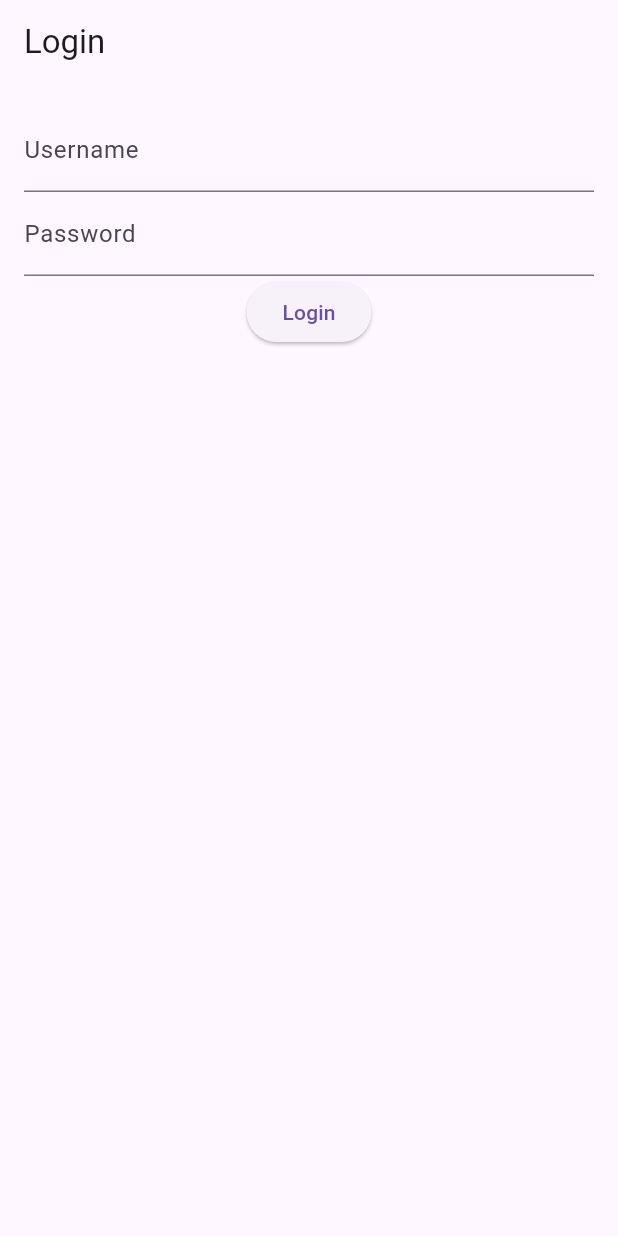
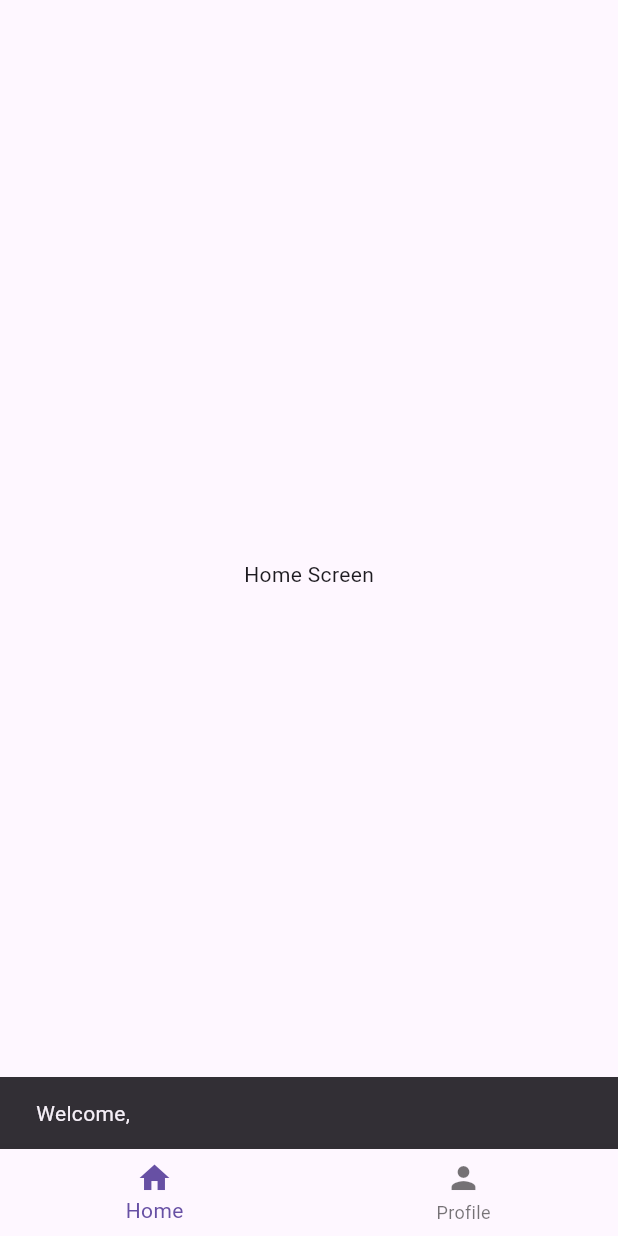
Before and after one commit to jmk-001/Flutter-Intern-Test, a Flutter app: the screen it shows after launch, after a tap on "Login", on a phone screen of 412 x 824 dp. Run offline on Flutter 3.47's test engine with Material 3 defaults, Android fonts, the phone set to English and light mode, and no system bars.

Commit message:
Transition from login screen to homepage added. Two skeleton screens added.

```diff
--- /dev/null
+++ b/flutter_intern_test/lib/pages/home_page.dart
@@ -0,0 +1,47 @@
+import 'package:flutter/material.dart';
+import 'home_screen.dart';
+import 'profile_screen.dart';
+
+class HomePage extends StatefulWidget {
+  @override
+  HomePageState createState() => HomePageState();
+}
+
+class HomePageState extends State<HomePage> {
+  // Index of the selected item in the bottom navigation bar
+  int _selectedIndex = 0;
+
+  // List of pages (screens) to navigate between
+  final List<Widget> _pages = [
+    HomeScreen(),
+    ProfileScreen(),
+  ];
+
+  // Function to handle navigation when an item is tapped
+  void _onItemTapped(int index) {
+    setState(() {
+      _selectedIndex = index; // Update the selected index
+    });
+  }
+
+  @override
+  Widget build(BuildContext context) {
+    return Scaffold(
+      body: _pages[_selectedIndex],
+      bottomNavigationBar: BottomNavigationBar(
+        currentIndex: _selectedIndex,
+        onTap: _onItemTapped,
+        items: const <BottomNavigationBarItem>[
+          BottomNavigationBarItem(
+            icon: Icon(Icons.home),
+            label: 'Home',
+          ),
+          BottomNavigationBarItem(
+            icon: Icon(Icons.person),
+            label: 'Profile',
+          ),
+        ],
+      ),
+    );
+  }
+}
--- /dev/null
+++ b/flutter_intern_test/lib/pages/home_screen.dart
@@ -0,0 +1,12 @@
+import 'package:flutter/material.dart';
+
+class HomeScreen extends StatelessWidget {
+  @override
+  Widget build(BuildContext context) {
+    return Center(
+      child: Text(
+        'Home Screen',
+      ),
+    );
+  }
+}
--- a/flutter_intern_test/lib/pages/login_screen.dart
+++ b/flutter_intern_test/lib/pages/login_screen.dart
@@ -1,4 +1,5 @@
 import 'package:flutter/material.dart';
+import 'home_page.dart';
 
 class LoginScreen extends StatefulWidget {
   @override
@@ -17,8 +18,14 @@ class LoginScreenState extends State<LoginScreen> {
       String username = _usernameController.text;
       String password = _passwordController.text;
 
-      print("username: " + username);
-      print("password: " + password);
+      ScaffoldMessenger.of(context).showSnackBar(
+        SnackBar(content: Text('Welcome, $username')),
+      );
+
+      Navigator.push(
+        context,
+        MaterialPageRoute(builder: (context) => HomePage()),
+      );
     }
   }
 
--- /dev/null
+++ b/flutter_intern_test/lib/pages/profile_screen.dart
@@ -0,0 +1,12 @@
+import 'package:flutter/material.dart';
+
+class ProfileScreen extends StatelessWidget {
+  @override
+  Widget build(BuildContext context) {
+    return Center(
+      child: Text(
+        'Profile Screen',
+      ),
+    );
+  }
+}
```
